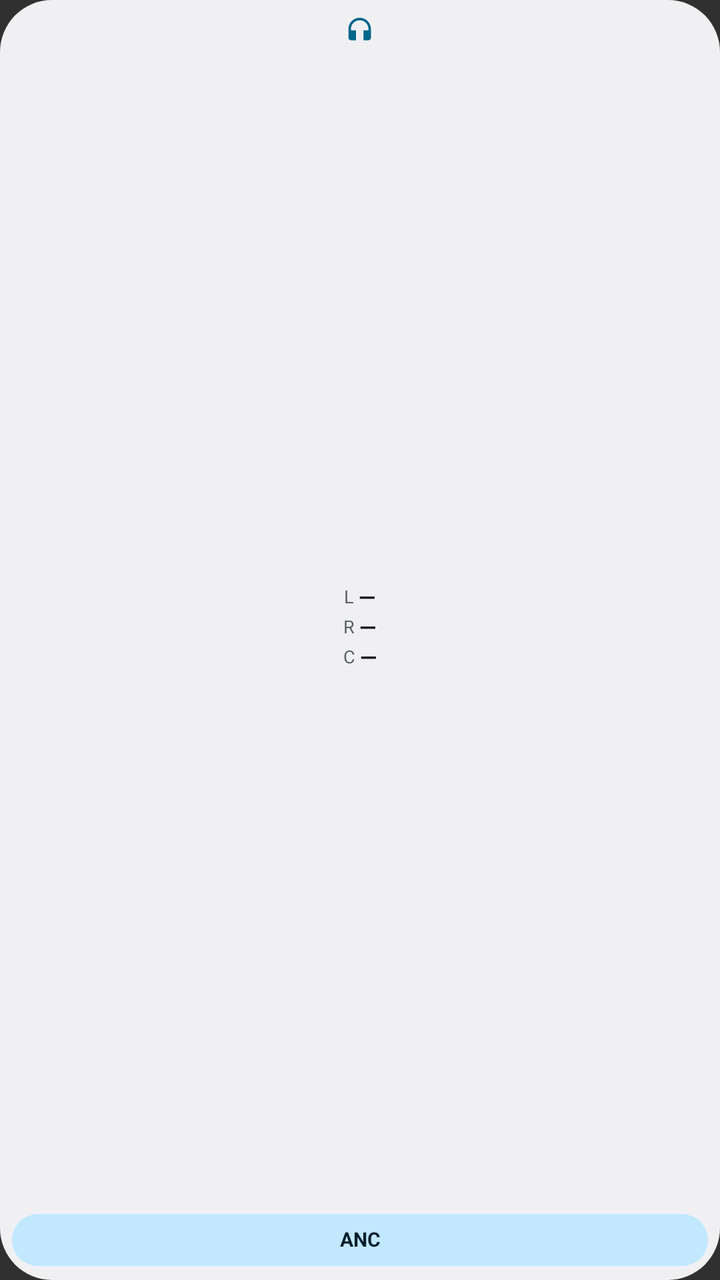
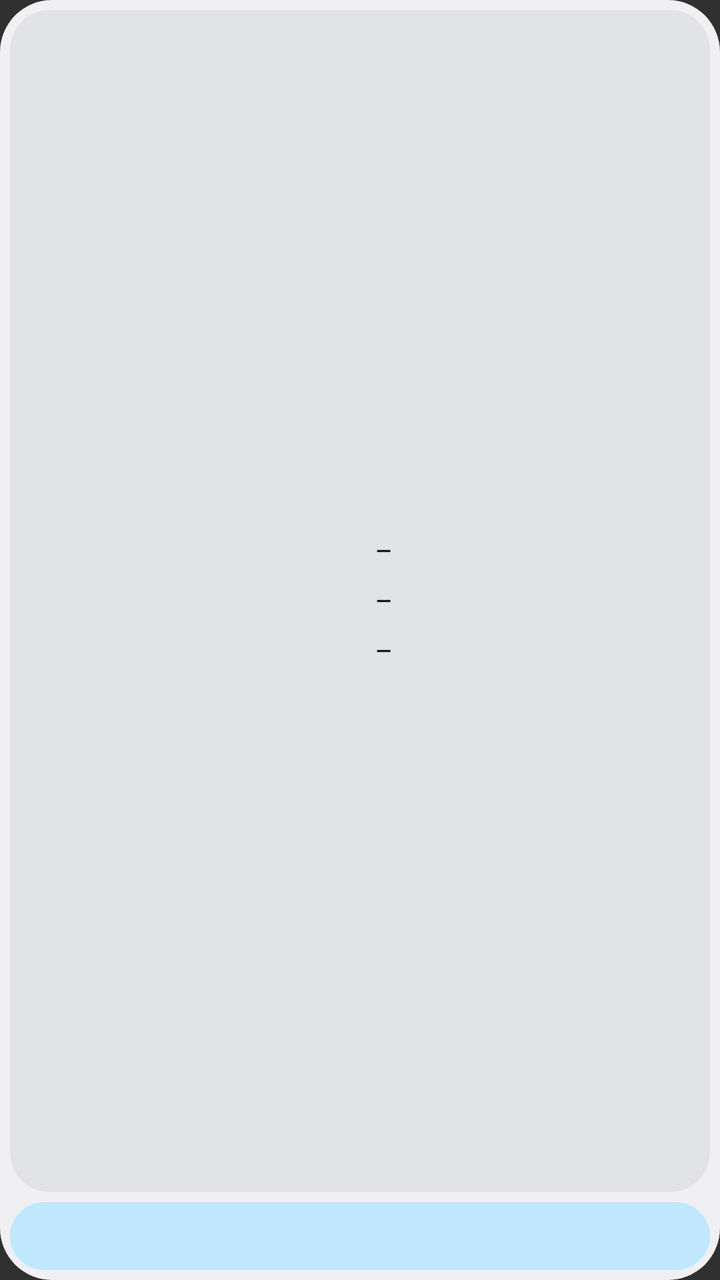

The first picture is an Android layout as it rendered before a commit; the second is the same layout after the commit. The layout source and the unified diff follow.
<!-- AndroidManifest.xml: application theme android:Theme.Material.NoActionBar -->
<!-- res/layout/widget_realness_vertical.xml -->
<?xml version="1.0" encoding="utf-8"?>
<LinearLayout xmlns:android="http://schemas.android.com/apk/res/android"
    android:id="@+id/widget_vertical_root"
    android:layout_width="match_parent"
    android:layout_height="match_parent"
    android:background="@drawable/widget_bg"
    android:gravity="center_horizontal"
    android:orientation="vertical"
    android:paddingHorizontal="6dp"
    android:paddingVertical="7dp">

    <ImageView
        android:layout_width="15dp"
        android:layout_height="15dp"
        android:contentDescription="@string/app_name"
        android:src="@drawable/ic_widget_headset" />

    
    <LinearLayout
        android:layout_width="match_parent"
        android:layout_height="0dp"
        android:layout_marginTop="2dp"
        android:layout_weight="1"
        android:gravity="center"
        android:orientation="vertical">

        
        <LinearLayout
            android:id="@+id/widget_vertical_tws_group"
            android:layout_width="match_parent"
            android:layout_height="wrap_content"
            android:gravity="center"
            android:orientation="vertical">

            <LinearLayout
                android:layout_width="match_parent"
                android:layout_height="wrap_content"
                android:gravity="center"
                android:orientation="horizontal">

                <TextView
                    android:layout_width="wrap_content"
                    android:layout_height="wrap_content"
                    android:includeFontPadding="false"
                    android:text="L "
                    android:textColor="@color/widget_on_surface_variant"
                    android:textSize="9sp" />

                <TextView
                    android:id="@+id/widget_vertical_left"
                    android:layout_width="wrap_content"
                    android:layout_height="wrap_content"
                    android:includeFontPadding="false"
                    android:maxLines="1"
                    android:text="—"
                    android:textColor="@color/widget_on_surface"
                    android:textSize="11sp"
                    android:textStyle="bold" />
            </LinearLayout>

            <LinearLayout
                android:layout_width="match_parent"
                android:layout_height="wrap_content"
                android:layout_marginTop="2dp"
                android:gravity="center"
                android:orientation="horizontal">

                <TextView
                    android:layout_width="wrap_content"
                    android:layout_height="wrap_content"
                    android:includeFontPadding="false"
                    android:text="R "
                    android:textColor="@color/widget_on_surface_variant"
                    android:textSize="9sp" />

                <TextView
                    android:id="@+id/widget_vertical_right"
                    android:layout_width="wrap_content"
                    android:layout_height="wrap_content"
                    android:includeFontPadding="false"
                    android:maxLines="1"
                    android:text="—"
                    android:textColor="@color/widget_on_surface"
                    android:textSize="11sp"
                    android:textStyle="bold" />
            </LinearLayout>

            <LinearLayout
                android:layout_width="match_parent"
                android:layout_height="wrap_content"
                android:layout_marginTop="2dp"
                android:gravity="center"
                android:orientation="horizontal">

                <TextView
                    android:layout_width="wrap_content"
                    android:layout_height="wrap_content"
                    android:includeFontPadding="false"
                    android:text="C "
                    android:textColor="@color/widget_on_surface_variant"
                    android:textSize="9sp" />

                <TextView
                    android:id="@+id/widget_vertical_case"
                    android:layout_width="wrap_content"
                    android:layout_height="wrap_content"
                    android:includeFontPadding="false"
                    android:maxLines="1"
                    android:text="—"
                    android:textColor="@color/widget_on_surface"
                    android:textSize="11sp"
                    android:textStyle="bold" />
            </LinearLayout>

            <TextView
                android:id="@+id/widget_vertical_case_time"
                android:layout_width="match_parent"
                android:layout_height="wrap_content"
                android:layout_marginTop="1dp"
                android:ellipsize="end"
                android:gravity="center"
                android:includeFontPadding="false"
                android:maxLines="1"
                android:text=""
                android:textColor="@color/widget_on_surface_variant"
                android:textSize="9sp"
                android:visibility="gone" />
        </LinearLayout>

        
        <LinearLayout
            android:id="@+id/widget_vertical_single_group"
            android:layout_width="match_parent"
            android:layout_height="wrap_content"
            android:gravity="center"
            android:orientation="vertical"
            android:visibility="gone">

            <TextView
                android:id="@+id/widget_vertical_single_value"
                android:layout_width="wrap_content"
                android:layout_height="wrap_content"
                android:includeFontPadding="false"
                android:maxLines="1"
                android:text="—"
                android:textColor="@color/widget_on_surface"
                android:textSize="14sp"
                android:textStyle="bold" />

            <ProgressBar
                android:id="@+id/widget_vertical_single_bar"
                style="?android:attr/progressBarStyleHorizontal"
                android:layout_width="match_parent"
                android:layout_height="4dp"
                android:layout_marginTop="5dp"
                android:max="100"
                android:progress="0"
                android:progressDrawable="@drawable/widget_progress_bar" />
        </LinearLayout>
    </LinearLayout>

    
    <TextView
        android:id="@+id/widget_vertical_anc_btn"
        android:layout_width="match_parent"
        android:layout_height="26dp"
        android:layout_marginTop="3dp"
        android:background="@drawable/widget_pill_selected"
        android:ellipsize="end"
        android:gravity="center"
        android:includeFontPadding="false"
        android:maxLines="1"
        android:paddingHorizontal="4dp"
        android:text="@string/widget_anc_mini"
        android:textColor="@color/widget_on_primary_container"
        android:textSize="10sp"
        android:textStyle="bold" />
</LinearLayout>
<!-- resources referenced by this layout -->
<resources>
  <color name="widget_on_primary_container">#FFFFE082</color>
  <color name="widget_on_surface">#FFE6E1E5</color>
  <color name="widget_on_surface_variant">#FFA8A4B0</color>
  <!-- drawable ic_widget_headset (drawable) -->
  <?xml version="1.0" encoding="utf-8"?>
  <vector xmlns:android="http://schemas.android.com/apk/res/android"
      android:width="20dp"
      android:height="20dp"
      android:viewportWidth="24"
      android:viewportHeight="24">
      <path
          android:fillColor="@color/widget_primary"
          android:pathData="M12,3a9,9 0 0,0 -9,9v7c0,1.1 0.9,2 2,2h4v-8H5v-1c0,-3.87 3.13,-7 7,-7s7,3.13 7,7v1h-4v8h4c1.1,0 2,-0.9 2,-2v-7a9,9 0 0,0 -9,-9z" />
  </vector>
  <!-- drawable widget_bg (drawable) -->
  <?xml version="1.0" encoding="utf-8"?>
  <shape xmlns:android="http://schemas.android.com/apk/res/android"
      android:shape="rectangle">
      <solid android:color="@color/widget_surface" />
      <corners android:radius="26dp" />
  </shape>
  <!-- drawable widget_pill_selected (drawable) -->
  <?xml version="1.0" encoding="utf-8"?>
  <shape xmlns:android="http://schemas.android.com/apk/res/android"
      android:shape="rectangle">
      <solid android:color="@color/widget_primary_container" />
      <corners android:radius="100dp" />
  </shape>
  <!-- drawable widget_progress_bar (drawable) -->
  <?xml version="1.0" encoding="utf-8"?>
  <layer-list xmlns:android="http://schemas.android.com/apk/res/android">
      <item android:id="@android:id/background">
          <shape android:shape="rectangle">
              <corners android:radius="4dp" />
              <solid android:color="@color/widget_surface_pill" />
          </shape>
      </item>
      <item android:id="@android:id/progress">
          <clip>
              <shape android:shape="rectangle">
                  <corners android:radius="4dp" />
                  <solid android:color="@color/widget_primary" />
              </shape>
          </clip>
      </item>
  </layer-list>
  <string name="app_name">realness</string>
  <string name="widget_anc_mini">ANC</string>
  <color name="widget_primary">#FFFFC400</color>
  <color name="widget_surface">#FF1B1B1F</color>
  <color name="widget_primary_container">#FF594400</color>
  <color name="widget_surface_pill">#FF2F2F37</color>
</resources>

<!-- the commit's change to res/layout/widget_realness_vertical.xml (unified diff, before → after) -->
@@ -6,23 +6,18 @@
     android:background="@drawable/widget_bg"
     android:gravity="center_horizontal"
     android:orientation="vertical"
-    android:paddingHorizontal="6dp"
-    android:paddingVertical="7dp">
-
-    <ImageView
-        android:layout_width="15dp"
-        android:layout_height="15dp"
-        android:contentDescription="@string/app_name"
-        android:src="@drawable/ic_widget_headset" />
+    android:padding="5dp">
 
     
     <LinearLayout
         android:layout_width="match_parent"
         android:layout_height="0dp"
-        android:layout_marginTop="2dp"
         android:layout_weight="1"
+        android:background="@drawable/widget_card_inner"
         android:gravity="center"
-        android:orientation="vertical">
+        android:orientation="vertical"
+        android:paddingHorizontal="3dp"
+        android:paddingVertical="4dp">
 
         
         <LinearLayout
@@ -38,93 +33,96 @@
                 android:gravity="center"
                 android:orientation="horizontal">
 
-                <TextView
-                    android:layout_width="wrap_content"
-                    android:layout_height="wrap_content"
-                    android:includeFontPadding="false"
-                    android:text="L "
-                    android:textColor="@color/widget_on_surface_variant"
-                    android:textSize="9sp" />
+                <ImageView
+                    android:id="@+id/widget_vertical_left_ring"
+                    android:layout_width="21dp"
+                    android:layout_height="21dp"
+                    android:contentDescription="@string/battery_left"
+                    android:scaleType="fitCenter" />
 
                 <TextView
                     android:id="@+id/widget_vertical_left"
                     android:layout_width="wrap_content"
                     android:layout_height="wrap_content"
+                    android:layout_marginStart="3dp"
                     android:includeFontPadding="false"
                     android:maxLines="1"
                     android:text="—"
                     android:textColor="@color/widget_on_surface"
-                    android:textSize="11sp"
+                    android:textSize="10sp"
                     android:textStyle="bold" />
             </LinearLayout>
 
             <LinearLayout
                 android:layout_width="match_parent"
                 android:layout_height="wrap_content"
-                android:layout_marginTop="2dp"
+                android:layout_marginTop="4dp"
                 android:gravity="center"
                 android:orientation="horizontal">
 
-                <TextView
-                    android:layout_width="wrap_content"
-                    android:layout_height="wrap_content"
-                    android:includeFontPadding="false"
-                    android:text="R "
-                    android:textColor="@color/widget_on_surface_variant"
-                    android:textSize="9sp" />
+                <ImageView
+                    android:id="@+id/widget_vertical_right_ring"
+                    android:layout_width="21dp"
+                    android:layout_height="21dp"
+                    android:contentDescription="@string/battery_right"
+                    android:scaleType="fitCenter" />
 
                 <TextView
                     android:id="@+id/widget_vertical_right"
                     android:layout_width="wrap_content"
                     android:layout_height="wrap_content"
+                    android:layout_marginStart="3dp"
                     android:includeFontPadding="false"
                     android:maxLines="1"
                     android:text="—"
                     android:textColor="@color/widget_on_surface"
-                    android:textSize="11sp"
+                    android:textSize="10sp"
                     android:textStyle="bold" />
             </LinearLayout>
 
             <LinearLayout
                 android:layout_width="match_parent"
                 android:layout_height="wrap_content"
-                android:layout_marginTop="2dp"
+                android:layout_marginTop="4dp"
                 android:gravity="center"
                 android:orientation="horizontal">
 
-                <TextView
+                <ImageView
+                    android:id="@+id/widget_vertical_case_ring"
+                    android:layout_width="21dp"
+                    android:layout_height="21dp"
+                    android:contentDescription="@string/battery_case"
+                    android:scaleType="fitCenter" />
+
+                <LinearLayout
                     android:layout_width="wrap_content"
                     android:layout_height="wrap_content"
-                    android:includeFontPadding="false"
-                    android:text="C "
-                    android:textColor="@color/widget_on_surface_variant"
-                    android:textSize="9sp" />
+                    android:layout_marginStart="3dp"
+                    android:orientation="vertical">
 
-                <TextView
-                    android:id="@+id/widget_vertical_case"
-                    android:layout_width="wrap_content"
-                    android:layout_height="wrap_content"
-                    android:includeFontPadding="false"
-                    android:maxLines="1"
-                    android:text="—"
-                    android:textColor="@color/widget_on_surface"
-                    android:textSize="11sp"
-                    android:textStyle="bold" />
+                    <TextView
+                        android:id="@+id/widget_vertical_case"
+                        android:layout_width="wrap_content"
+                        android:layout_height="wrap_content"
+                        android:includeFontPadding="false"
+                        android:maxLines="1"
+                        android:text="—"
+                        android:textColor="@color/widget_on_surface"
+                        android:textSize="10sp"
+                        android:textStyle="bold" />
+
+                    <TextView
+                        android:id="@+id/widget_vertical_case_time"
+                        android:layout_width="wrap_content"
+                        android:layout_height="wrap_content"
+                        android:includeFontPadding="false"
+                        android:maxLines="1"
+                        android:text=""
+                        android:textColor="@color/widget_on_surface_variant"
+                        android:textSize="8sp"
+                        android:visibility="gone" />
+                </LinearLayout>
             </LinearLayout>
-
-            <TextView
-                android:id="@+id/widget_vertical_case_time"
-                android:layout_width="match_parent"
-                android:layout_height="wrap_content"
-                android:layout_marginTop="1dp"
-                android:ellipsize="end"
-                android:gravity="center"
-                android:includeFontPadding="false"
-                android:maxLines="1"
-                android:text=""
-                android:textColor="@color/widget_on_surface_variant"
-                android:textSize="9sp"
-                android:visibility="gone" />
         </LinearLayout>
 
         
@@ -136,43 +134,42 @@
             android:orientation="vertical"
             android:visibility="gone">
 
+            <ImageView
+                android:id="@+id/widget_vertical_single_ring"
+                android:layout_width="36dp"
+                android:layout_height="36dp"
+                android:contentDescription="@string/battery_headset"
+                android:scaleType="fitCenter" />
+
             <TextView
                 android:id="@+id/widget_vertical_single_value"
                 android:layout_width="wrap_content"
                 android:layout_height="wrap_content"
+                android:layout_marginTop="4dp"
                 android:includeFontPadding="false"
                 android:maxLines="1"
                 android:text="—"
                 android:textColor="@color/widget_on_surface"
-                android:textSize="14sp"
+                android:textSize="12sp"
                 android:textStyle="bold" />
-
-            <ProgressBar
-                android:id="@+id/widget_vertical_single_bar"
-                style="?android:attr/progressBarStyleHorizontal"
-                android:layout_width="match_parent"
-                android:layout_height="4dp"
-                android:layout_marginTop="5dp"
-                android:max="100"
-                android:progress="0"
-                android:progressDrawable="@drawable/widget_progress_bar" />
         </LinearLayout>
     </LinearLayout>
 
     
-    <TextView
+    <LinearLayout
         android:id="@+id/widget_vertical_anc_btn"
         android:layout_width="match_parent"
-        android:layout_height="26dp"
-        android:layout_marginTop="3dp"
+        android:layout_height="34dp"
+        android:layout_marginTop="5dp"
         android:background="@drawable/widget_pill_selected"
-        android:ellipsize="end"
         android:gravity="center"
-        android:includeFontPadding="false"
-        android:maxLines="1"
-        android:paddingHorizontal="4dp"
-        android:text="@string/widget_anc_mini"
-        android:textColor="@color/widget_on_primary_container"
-        android:textSize="10sp"
-        android:textStyle="bold" />
+        android:orientation="vertical">
+
+        <ImageView
+            android:id="@+id/widget_vertical_anc_icon"
+            android:layout_width="19dp"
+            android:layout_height="19dp"
+            android:contentDescription="@string/widget_anc_short"
+            android:scaleType="fitCenter" />
+    </LinearLayout>
 </LinearLayout>
<!-- resource entries referenced after the edit -->
@@ -1,19 +1,7 @@
 <!-- resources referenced by this layout -->
 <resources>
-  <color name="widget_on_primary_container">#FFFFE082</color>
   <color name="widget_on_surface">#FFE6E1E5</color>
   <color name="widget_on_surface_variant">#FFA8A4B0</color>
-  <!-- drawable ic_widget_headset (drawable) -->
-  <?xml version="1.0" encoding="utf-8"?>
-  <vector xmlns:android="http://schemas.android.com/apk/res/android"
-      android:width="20dp"
-      android:height="20dp"
-      android:viewportWidth="24"
-      android:viewportHeight="24">
-      <path
-          android:fillColor="@color/widget_primary"
-          android:pathData="M12,3a9,9 0 0,0 -9,9v7c0,1.1 0.9,2 2,2h4v-8H5v-1c0,-3.87 3.13,-7 7,-7s7,3.13 7,7v1h-4v8h4c1.1,0 2,-0.9 2,-2v-7a9,9 0 0,0 -9,-9z" />
-  </vector>
   <!-- drawable widget_bg (drawable) -->
   <?xml version="1.0" encoding="utf-8"?>
   <shape xmlns:android="http://schemas.android.com/apk/res/android"
@@ -21,36 +9,27 @@
       <solid android:color="@color/widget_surface" />
       <corners android:radius="26dp" />
   </shape>
+  <!-- drawable widget_card_inner (drawable) -->
+  <?xml version="1.0" encoding="utf-8"?>
+  <shape xmlns:android="http://schemas.android.com/apk/res/android"
+      android:shape="rectangle">
+      <solid android:color="@color/widget_surface_card" />
+      <corners android:radius="20dp" />
+  </shape>
   <!-- drawable widget_pill_selected (drawable) -->
   <?xml version="1.0" encoding="utf-8"?>
   <shape xmlns:android="http://schemas.android.com/apk/res/android"
       android:shape="rectangle">
       <solid android:color="@color/widget_primary_container" />
-      <corners android:radius="100dp" />
+      <corners android:radius="20dp" />
   </shape>
-  <!-- drawable widget_progress_bar (drawable) -->
-  <?xml version="1.0" encoding="utf-8"?>
-  <layer-list xmlns:android="http://schemas.android.com/apk/res/android">
-      <item android:id="@android:id/background">
-          <shape android:shape="rectangle">
-              <corners android:radius="4dp" />
-              <solid android:color="@color/widget_surface_pill" />
-          </shape>
-      </item>
-      <item android:id="@android:id/progress">
-          <clip>
-              <shape android:shape="rectangle">
-                  <corners android:radius="4dp" />
-                  <solid android:color="@color/widget_primary" />
-              </shape>
-          </clip>
-      </item>
-  </layer-list>
-  <string name="app_name">realness</string>
-  <string name="widget_anc_mini">ANC</string>
-  <color name="widget_primary">#FFFFC400</color>
+  <string name="battery_case">Case</string>
+  <string name="battery_headset">Headset</string>
+  <string name="battery_left">Left</string>
+  <string name="battery_right">Right</string>
+  <string name="widget_anc_short">ANC</string>
   <color name="widget_surface">#FF1B1B1F</color>
+  <color name="widget_surface_card">#FF26262C</color>
   <color name="widget_primary_container">#FF594400</color>
-  <color name="widget_surface_pill">#FF2F2F37</color>
 </resources>
 
